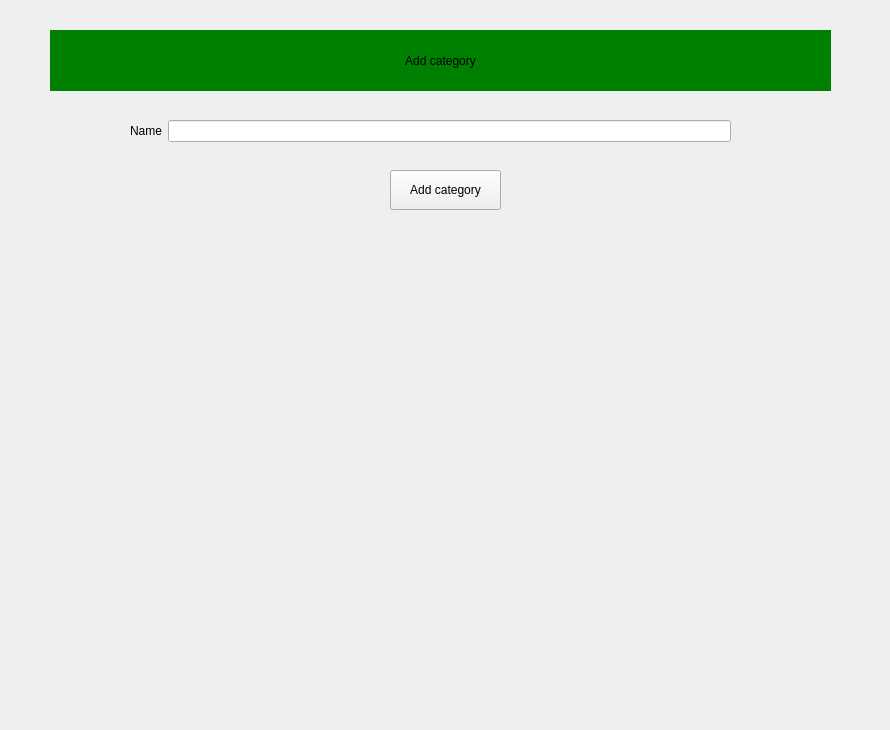
Before: the Qt Designer form assets/ui_XML/addCategory_window.ui in nisaia/P-yQt-ersonal-management-system, drawn with Qt 5.
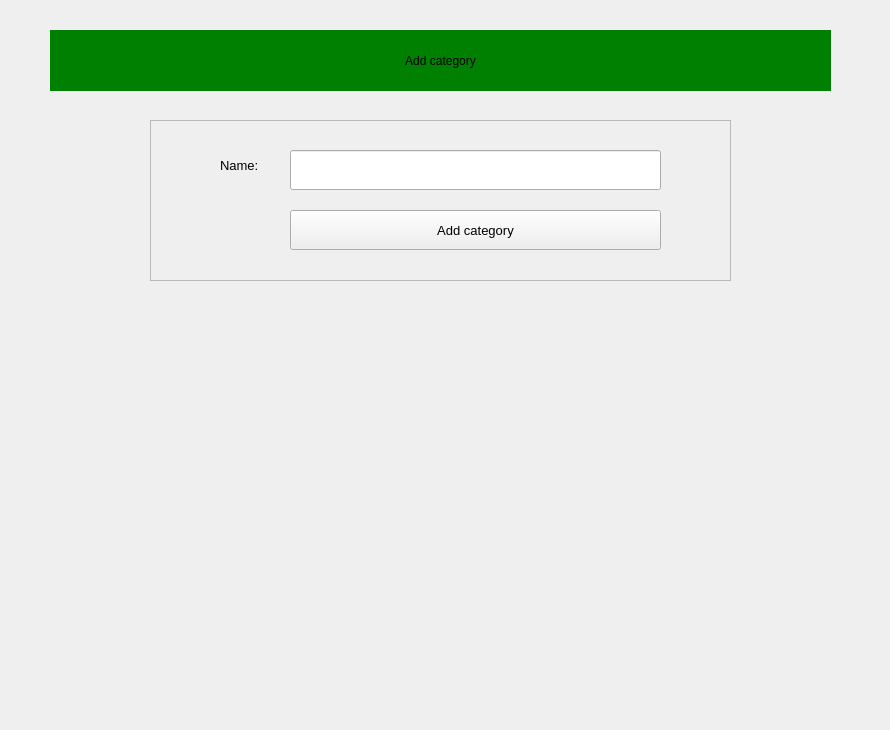
After: the same form once the commit is applied.

```diff
--- a/assets/ui_XML/addCategory_window.ui
+++ b/assets/ui_XML/addCategory_window.ui
@@ -40,40 +40,74 @@
     </item>
    </layout>
   </widget>
-  <widget class="QWidget" name="formLayoutWidget">
+  <widget class="QFrame" name="frame">
    <property name="geometry">
     <rect>
-     <x>130</x>
+     <x>150</x>
      <y>120</y>
-     <width>601</width>
+     <width>581</width>
+     <height>161</height>
+    </rect>
+   </property>
+   <property name="font">
+    <font>
+     <pointsize>14</pointsize>
+    </font>
+   </property>
+   <property name="frameShape">
+    <enum>QFrame::StyledPanel</enum>
+   </property>
+   <property name="frameShadow">
+    <enum>QFrame::Raised</enum>
+   </property>
+   <widget class="QLabel" name="categoryName_label">
+    <property name="geometry">
+     <rect>
+      <x>70</x>
+      <y>30</y>
+      <width>61</width>
      <height>31</height>
     </rect>
    </property>
-   <layout class="QFormLayout" name="formLayout">
-    <item row="0" column="0">
-     <widget class="QLabel" name="name_label">
+    <property name="font">
+     <font>
+      <pointsize>10</pointsize>
+      <weight>50</weight>
+      <bold>false</bold>
+     </font>
+    </property>
       <property name="text">
-       <string>Name</string>
-      </property>
-     </widget>
-    </item>
-    <item row="0" column="1">
-     <widget class="QLineEdit" name="name_lineEdit"/>
-    </item>
-   </layout>
+     <string>Name:</string>
+    </property>
+   </widget>
+   <widget class="QLineEdit" name="categoryName_lineEdit">
+    <property name="geometry">
+     <rect>
+      <x>140</x>
+      <y>30</y>
+      <width>371</width>
+      <height>40</height>
+     </rect>
+    </property>
   </widget>
   <widget class="QPushButton" name="addCategory_button">
    <property name="geometry">
     <rect>
-     <x>390</x>
-     <y>170</y>
-     <width>111</width>
+      <x>140</x>
+      <y>90</y>
+      <width>371</width>
      <height>40</height>
     </rect>
    </property>
+    <property name="font">
+     <font>
+      <pointsize>10</pointsize>
+     </font>
+    </property>
    <property name="text">
     <string>Add category</string>
    </property>
+   </widget>
   </widget>
  </widget>
  <resources/>
```
Lines whose indentation alone changed are shown as unchanged.
